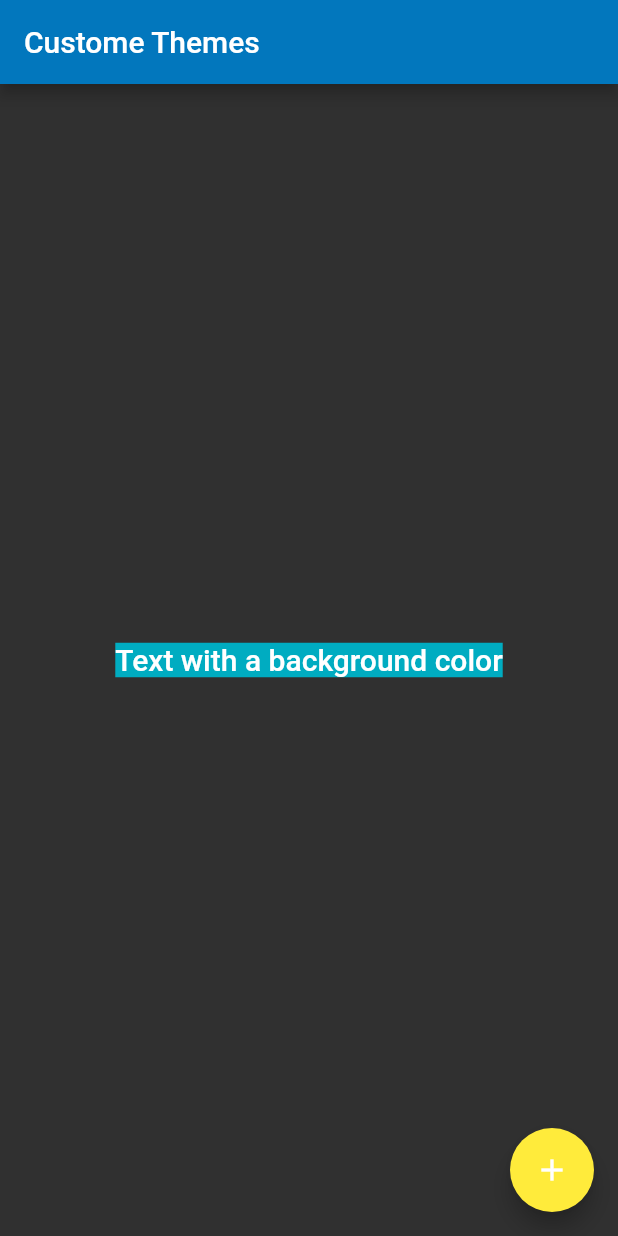
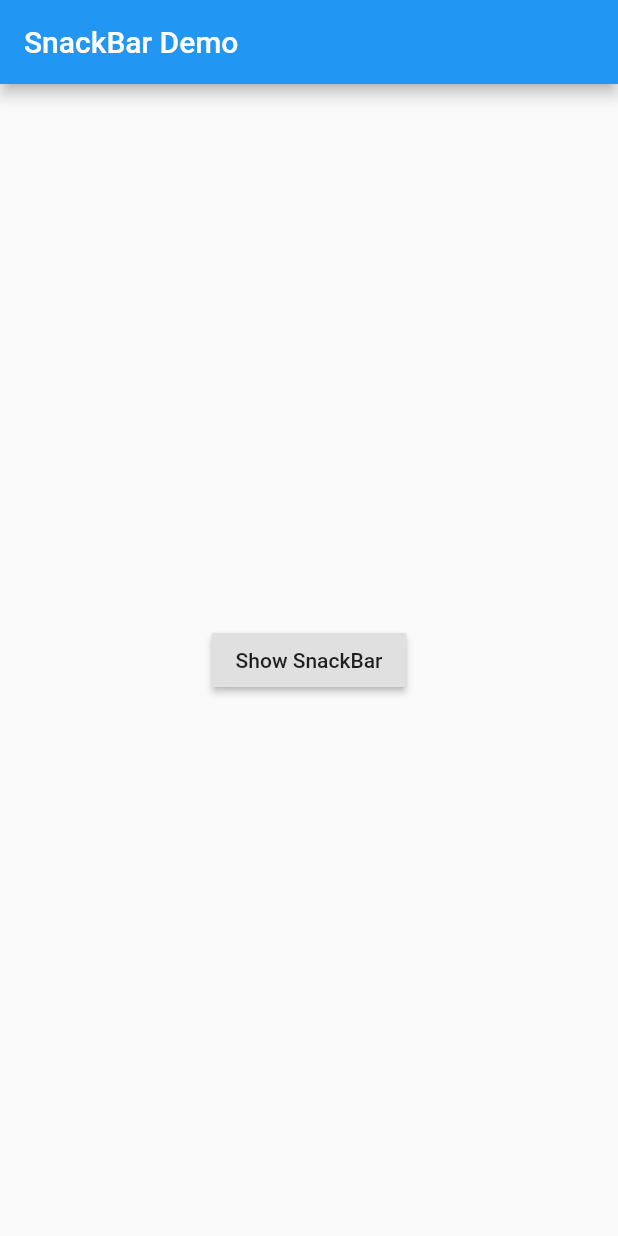
Before and after one commit to ggggxiaolong/flutter_app, a Flutter app: the screen it shows after launch, on a phone screen of 412 x 824 dp. Run offline on Flutter 3.47's test engine with Material 2 defaults, Android fonts, the phone set to English and light mode, and no system bars.

Commit message:
use SnackBar

```diff
--- a/lib/main.dart
+++ b/lib/main.dart
@@ -1,51 +1,40 @@
 import 'package:flutter/material.dart';
 
-void main() => runApp(new MyApp());
+void main() => runApp(new SnackBarDemo());
 
-class MyApp extends StatelessWidget {
-  final _appName = 'Custome Themes';
+class SnackBarDemo extends StatelessWidget {
   @override
     Widget build(BuildContext context) {
       return new MaterialApp(
-        title: _appName,
-        theme: new ThemeData(
-          brightness: Brightness.dark,
-          primaryColor: Colors.lightBlue[800],
-          accentColor: Colors.cyan[600],
-        ),
-        home: new MyHomePage(
-          title: _appName
+        title: 'SnackBar Demo',
+        home: new Scaffold(
+          appBar: new AppBar(
+            title: new Text('SnackBar Demo'),
+          ),
+          body: new SnackBarPage(),
         ),
       );
     }
 }
 
-class MyHomePage extends StatelessWidget {
-  final String title;
-
-  MyHomePage({Key key,  this.title}): super(key: key);
-
+class SnackBarPage extends StatelessWidget {
   @override
     Widget build(BuildContext context) {
-      return new Scaffold(
-        appBar: new AppBar(
-          title: new Text(title),
-        ),
-        body: new Center(
-          child: new Container(
-            color: Theme.of(context).accentColor,
-            child: new Text(
-              'Text with a background color',
-              style: Theme.of(context).textTheme.title,
-            ),
-          ),
-        ),
-        floatingActionButton: new Theme(
-          data: Theme.of(context).copyWith(accentColor: Colors.yellow),
-          child: new FloatingActionButton(
-            onPressed: null,
-            child: new Icon(Icons.add),
-          ),
+      return new Center(
+        child: new RaisedButton(
+          child: new Text('Show SnackBar'),
+          onPressed: (){
+            final SnackBar snackBar = new SnackBar(
+              content: new Text('Yay! A SnackBar!'),
+              action: new SnackBarAction(
+                label: 'Undo',
+                onPressed:(){
+                  print('Undo');
+                },
+              ),
+            );
+            Scaffold.of(context).showSnackBar(snackBar);
+          },
         ),
       );
     }
```
